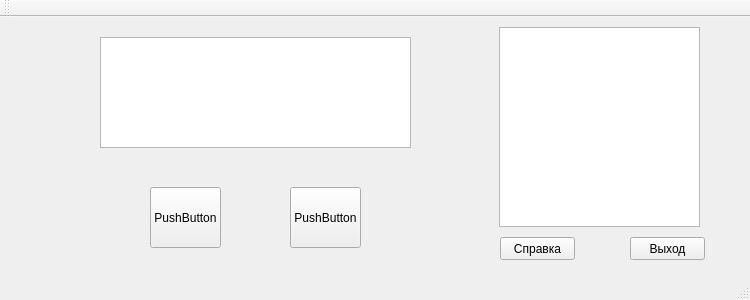
Above: mainwindow.ui from MikioKyo/Slovar before the change. Below: the same form after it.
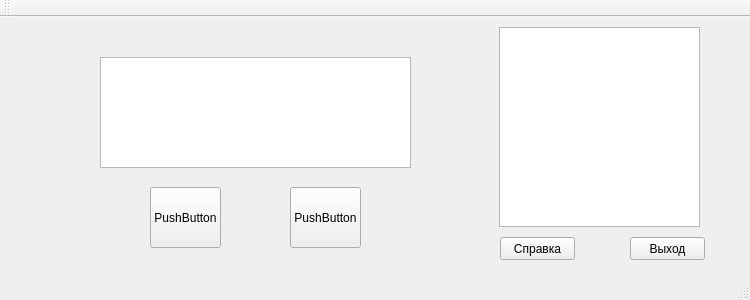
That is the form after the change.

Commit message: Меняются названия кнопок, + реализовано много всего другого. Нестабильная версия

The edit to the form file:
```diff
--- a/mainwindow.ui
+++ b/mainwindow.ui
@@ -46,7 +46,7 @@
     <property name="geometry">
      <rect>
       <x>100</x>
-      <y>20</y>
+      <y>40</y>
       <width>311</width>
       <height>111</height>
      </rect>
@@ -115,6 +115,19 @@
      <string>Выход</string>
     </property>
    </widget>
+   <widget class="QLabel" name="nameLabel">
+    <property name="geometry">
+     <rect>
+      <x>140</x>
+      <y>10</y>
+      <width>221</width>
+      <height>16</height>
+     </rect>
+    </property>
+    <property name="text">
+     <string/>
+    </property>
+   </widget>
   </widget>
   <widget class="QMenuBar" name="menuBar">
    <property name="geometry">
```
The commit also changes 2 other files.
